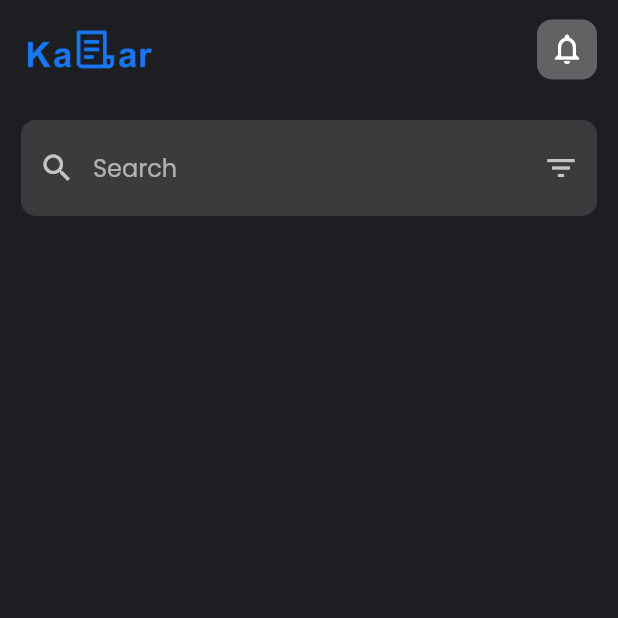
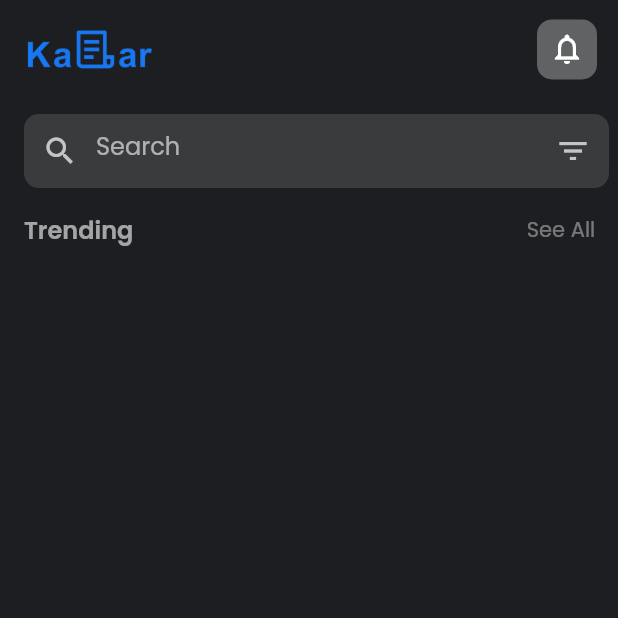
Before and after one commit to MohaamedHamdy/flutter_mvvm_news_app, a Flutter app: the HomeScreenBody screen opened directly, on a phone screen of 412 x 824 dp, the top half of it. Run offline on Flutter 3.47's test engine with Material 2 defaults, Android fonts, the phone set to English and light mode, and no system bars; our stand-ins replace font_awesome_flutter.

Commit message:
home trending row done

```diff
--- a/lib/features/home/presentation/view/widgets/custom_search_bar.dart
+++ b/lib/features/home/presentation/view/widgets/custom_search_bar.dart
@@ -1,6 +1,6 @@
-
 import 'package:flutter/material.dart';
 import 'package:news_app2/core/utils/constants.dart';
+import 'package:news_app2/core/utils/dimensions.dart';
 
 class CustomSearchBar extends StatelessWidget {
   const CustomSearchBar({Key? key}) : super(key: key);
@@ -8,8 +8,9 @@ class CustomSearchBar extends StatelessWidget {
   @override
   Widget build(BuildContext context) {
     return Padding(
-      padding: const EdgeInsets.all(14.0),
+      padding: const EdgeInsets.only(left: 16.0, right: 6, top: 10, bottom: 4),
       child: Container(
+        height: Dimensions.heightPercentage(context, 6),
         decoration: BoxDecoration(
           borderRadius: BorderRadius.circular(10.0),
           color: const Color.fromRGBO(58, 59, 60, 1),
--- /dev/null
+++ b/lib/features/home/presentation/view/widgets/custom_trending_row.dart
@@ -0,0 +1,33 @@
+
+import 'package:flutter/material.dart';
+import 'package:news_app2/core/utils/styles.dart';
+
+class CustomTrendingRow extends StatelessWidget {
+  const CustomTrendingRow({
+    super.key,
+  });
+
+  @override
+  Widget build(BuildContext context) {
+    return Padding(
+      padding: const EdgeInsets.only(left: 16.0, right: 6),
+      child: Row(
+        mainAxisAlignment: MainAxisAlignment.spaceBetween,
+        children: [
+          Text(
+            'Trending',
+            style: AppStyle.style16.copyWith(
+                color: Colors.white.withOpacity(0.6),
+                fontWeight: FontWeight.w600),
+          ),
+          TextButton(
+              onPressed: () {},
+              child: Text(
+                'See All',
+                style: AppStyle.style14,
+              ))
+        ],
+      ),
+    );
+  }
+}
--- a/lib/features/home/presentation/view/widgets/home_screen_body.dart
+++ b/lib/features/home/presentation/view/widgets/home_screen_body.dart
@@ -1,9 +1,11 @@
 import 'package:flutter/material.dart';
 import 'package:news_app2/core/utils/constants.dart';
 import 'package:news_app2/core/utils/dimensions.dart';
+import 'package:news_app2/core/utils/styles.dart';
 
 import 'custom_app_bar.dart';
 import 'custom_search_bar.dart';
+import 'custom_trending_row.dart';
 
 class HomeScreenBody extends StatelessWidget {
   const HomeScreenBody({Key? key}) : super(key: key);
@@ -15,6 +17,7 @@ class HomeScreenBody extends StatelessWidget {
         children: const [
           CustomAppBar(),
           CustomSearchBar(),
+          CustomTrendingRow(),
         ],
       ),
     );
```
